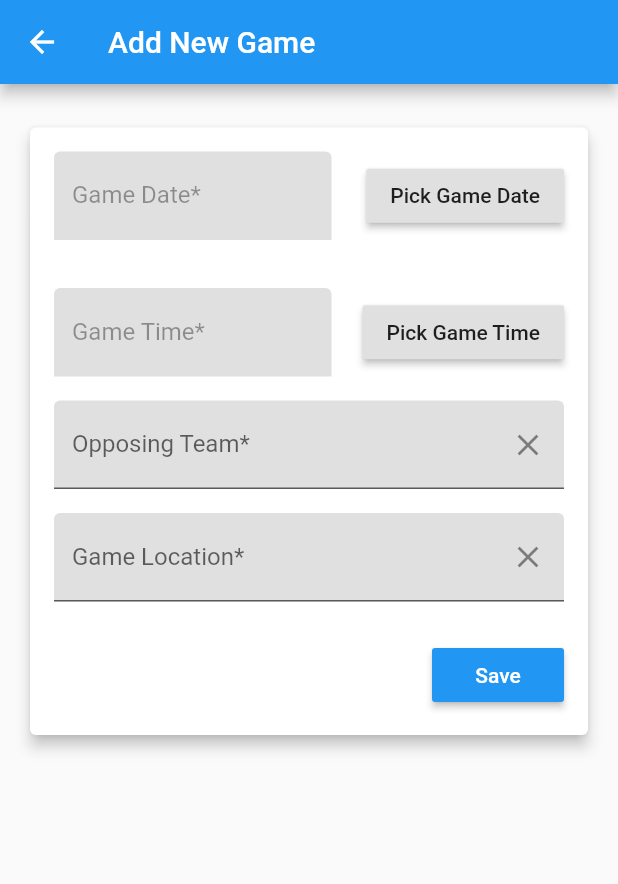
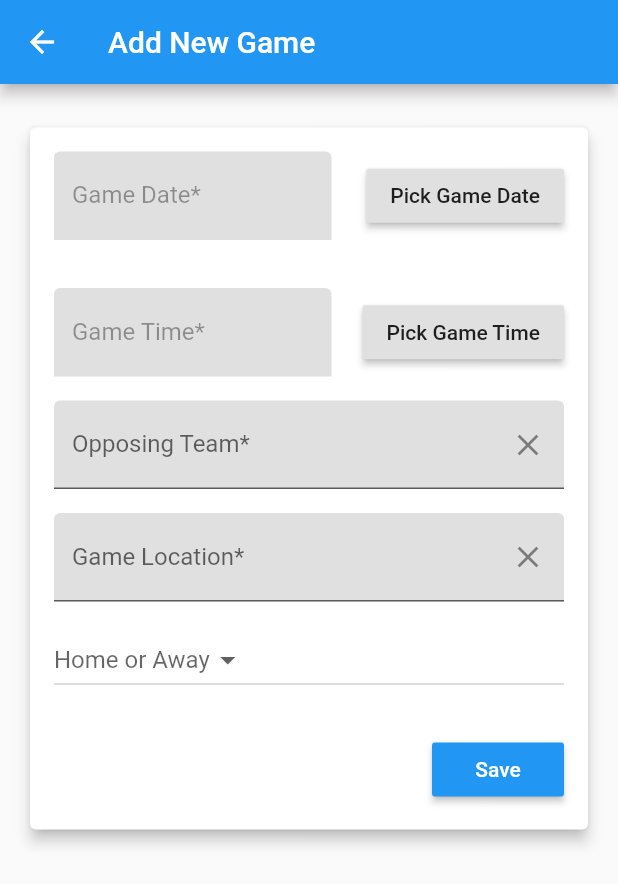
Before and after one commit to GroovinChip/MySoftballTeam, a Flutter app: the HomeScreen screen opened by its route, after a tap on the "add" icon, on a phone screen of 412 x 824 dp. Shown: the top 884 px of the screen. Run offline on Flutter 3.47's test engine with Material 2 defaults, Android fonts, the phone set to English and light mode, and no system bars; our stand-ins replace cloud_firestore, firebase_auth, shared_preferences; missing offline and left inert: flutter_list_drag_and_drop; accounts and stored records are empty.

Commit message:
New games now save to the database and are loaded into the season schedule page

```diff
--- a/lib/screens/addNewGame.dart
+++ b/lib/screens/addNewGame.dart
@@ -20,11 +20,17 @@ class _AddNewGameState extends State<AddNewGame> {
   TextEditingController _gameLocationController = new TextEditingController();
   TextEditingController _gameDateController = new TextEditingController();
   TextEditingController _gameTimeController = new TextEditingController();
+  String year;
+  String month;
+  DateTime gameDate;
+  TimeOfDay gameTime;
   String _homeOrAway;
 
   void _chooseHomeOrAway(value) {
     print(value);
-    _homeOrAway = value;
+    setState(() {
+      _homeOrAway = value;
+    });
   }
 
   @override
@@ -68,14 +74,15 @@ class _AddNewGameState extends State<AddNewGame> {
                                 new RaisedButton(
                                   child: new Text("Pick Game Date"),
                                   onPressed: () async {
-                                    String month;
-                                    DateTime gameDate = await showDatePicker(
+                                    gameDate = await showDatePicker(
                                       context: context,
                                       initialDate: DateTime.now(),
                                       firstDate:
                                         DateTime(DateTime.now().year,
                                         DateTime.now().month, DateTime.now().day),
-                                      lastDate: DateTime(3000));
+                                      lastDate: DateTime(DateTime.now().year, 12, 31)
+                                    );
+                                    year = gameDate.year.toString();
                                     switch(gameDate.month){
                                       case 1:
                                         month = "January";
@@ -142,7 +149,7 @@ class _AddNewGameState extends State<AddNewGame> {
                                 new RaisedButton(
                                   child: new Text("Pick Game Time"),
                                   onPressed: () async {
-                                    TimeOfDay gameTime = await showTimePicker(
+                                    gameTime = await showTimePicker(
                                       context: context,
                                       initialTime: TimeOfDay.now(),
                                     );
@@ -183,69 +190,32 @@ class _AddNewGameState extends State<AddNewGame> {
                           ),
                         ],
                       ),
+                      new SizedBox(height: 15.0),
+                      new DropdownButton(
+                        items: _homeOrAwayOptions,
+                        onChanged: _chooseHomeOrAway,
+                        hint: new Text("Home or Away"),
+                        value: _homeOrAway,
+                      ),
                       new SizedBox(height: 25.0),
-                      /*new Padding(
-                        padding: const EdgeInsets.only(bottom: 25.0),
-                        child: new ExpansionTile(
-                          title: new Text("Post Game Options"),
-                          children: <Widget>[
-                            new Row(
-                              children: <Widget>[
-                                new Padding(
-                                  padding: const EdgeInsets.only(left: 16.0),
-                                  child: new Text("Score:"),
-                                ),
-                              ],
-                            ),
-                            new SizedBox(
-                              height: 10.0,
-                            ),
-                            new Row(
-                              children: <Widget>[
-                                new Padding(
-                                  padding: const EdgeInsets.only(left: 16.0),
-                                  child: new Text("MyTeam:"),
-                                ),
-                                new SizedBox(
-                                  width: 100.0,
-                                  child: new Padding(
-                                    padding: const EdgeInsets.only(left: 16.0),
-                                    child: new TextField(
-                                      keyboardType: TextInputType.number
-                                    ),
-                                  ),
-                                ),
-                              ],
-                            ),
-                            new Padding(
-                              padding: const EdgeInsets.only(bottom: 25.0),
-                              child: new Row(
-                                children: <Widget>[
-                                  new Padding(
-                                    padding: const EdgeInsets.only(left: 16.0),
-                                    child: new Text("Opposing Team:"),
-                                  ),
-                                  new SizedBox(
-                                    width: 100.0,
-                                    child: new Padding(
-                                      padding: const EdgeInsets.only(left: 16.0),
-                                      child: new TextField(
-                                        keyboardType: TextInputType.number
-                                      ),
-                                    ),
-                                  ),
-                                ],
-                              ),
-                            ),
-                          ],
-                        ),
-                      ),*/
                       new Row(
                         mainAxisAlignment: MainAxisAlignment.end,
                         children: <Widget>[
                           new RaisedButton(
                             onPressed: (){
-
+                              if(_gameDateController.text != "" && _gameTimeController.text != "") {
+                                if(_opposingTeamController.text != "" && _gameLocationController.text != "") {
+                                  CollectionReference gamesDB = Firestore.instance.collection("Teams").document(globals.teamTame).collection("Seasons").document(year).collection("Games");
+                                  gamesDB.add({
+                                    "GameDate":_gameDateController.text,
+                                    "GameTime":_gameTimeController.text,
+                                    "OpposingTeam":_opposingTeamController.text,
+                                    "GameLocation":_gameLocationController.text,
+                                    "HomeOrAway":_homeOrAway
+                                  });
+                                  Navigator.pop(context);
+                                }
+                              }
                             },
                             color: Colors.blue,
                             child: new Text(
--- a/lib/widgets/seasonSchedule.dart
+++ b/lib/widgets/seasonSchedule.dart
@@ -1,7 +1,6 @@
 import 'package:flutter/material.dart';
 import 'package:cloud_firestore/cloud_firestore.dart' ;
 import 'package:my_softball_team/globals.dart' as globals;
-import 'package:my_softball_team/widgets/editStatsModal.dart';
 
 class SeasonSchedule extends StatefulWidget {
   @override
@@ -9,10 +8,70 @@ class SeasonSchedule extends StatefulWidget {
 }
 
 class _SeasonScheduleState extends State<SeasonSchedule> {
+
+  CollectionReference gamesDB = Firestore.instance.collection("Teams").document(globals.teamTame).collection("Seasons").document(DateTime.now().year.toString()).collection("Games");
+
   @override
   Widget build(BuildContext context) {
-    return Center(
-      child: Text("Schedule"),
+    return StreamBuilder<QuerySnapshot>(
+      stream: gamesDB.snapshots(),
+      builder: (context, snapshot) {
+        if(snapshot.hasData == true) {
+          List<DataColumn> columns = [
+            DataColumn(label: Text("Date")),
+            DataColumn(label: Text("Time")),
+            DataColumn(label: Text("Location")),
+            DataColumn(label: Text("Opposing Team")),
+            DataColumn(label: Text("Home or Away")),
+          ];
+          List<DataRow> rows = [];
+          List<DocumentSnapshot> games = snapshot.data.documents;
+
+          for(int index = 0; index < games.length; index++) {
+            //DocumentSnapshot game = game[index];
+            rows.add(DataRow(cells: [
+              DataCell(
+                Text("${games[index]['GameDate']}")
+              ),
+              DataCell(
+                  Text("${games[index]['GameTime']}")
+              ),
+              DataCell(
+                  Text("${games[index]['GameLocation']}")
+              ),
+              DataCell(
+                  Text("${games[index]['OpposingTeam']}")
+              ),
+              DataCell(
+                  Text("${games[index]['HomeOrAway']}")
+              ),
+            ]));
+          }
+
+          return Padding(
+            padding: const EdgeInsets.all(8.0),
+            child: Card(
+              elevation: 4.0,
+              child: ListView(
+                scrollDirection: Axis.horizontal,
+                children: <Widget>[
+                  SingleChildScrollView(
+                    child: new Container(
+                        child: new DataTable(
+                          columns: columns,
+                          rows: rows,
+                        )
+                    ),
+                  ),
+                ],
+              ),
+            ),
+          );
+
+        } else {
+          CircularProgressIndicator();
+        }
+      },
     );
   }
 }
```
